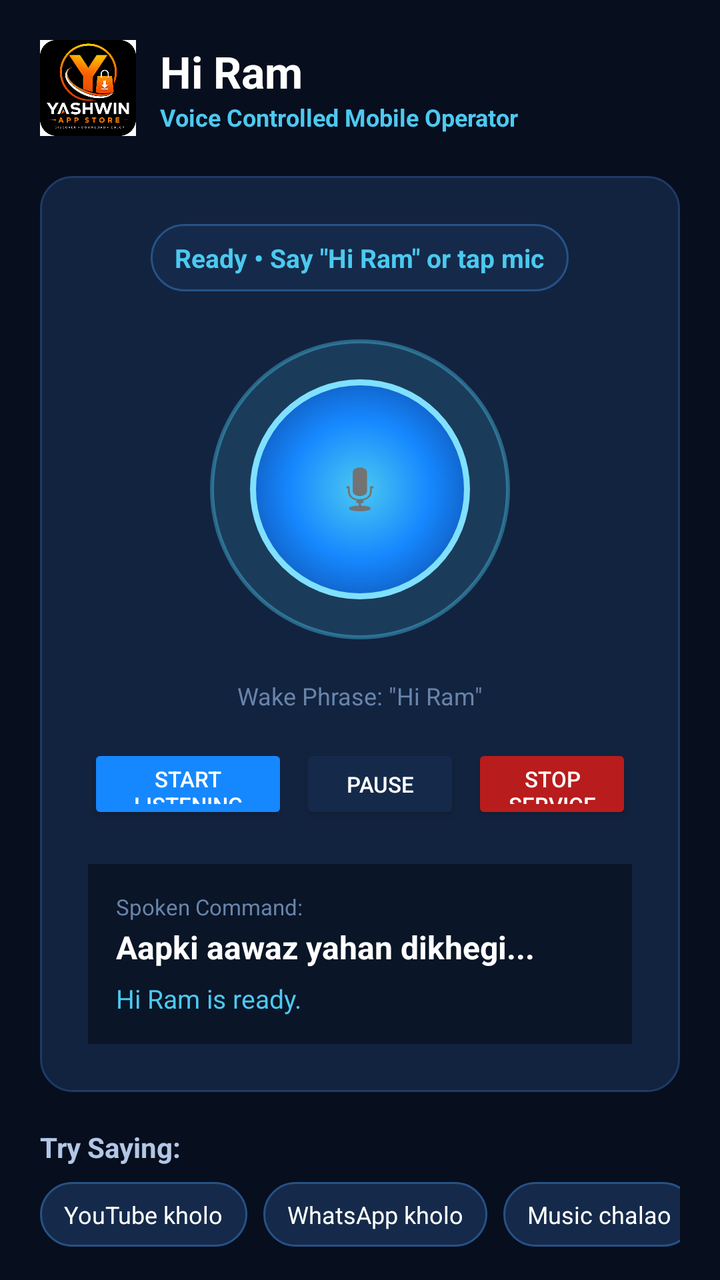
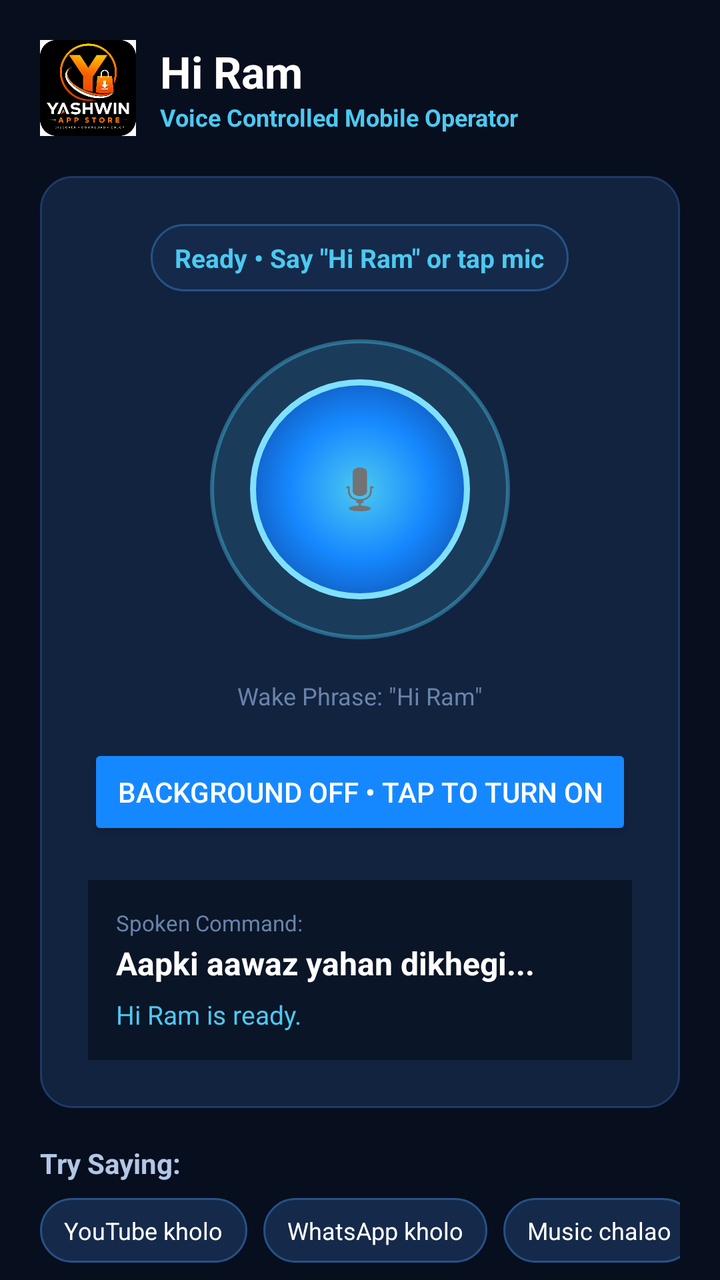

Two renders of the same Android screen: before a commit and after it. Below are the layout's source before the change and the commit's diff.
<!-- AndroidManifest.xml: application theme Theme.HiRam -->
<!-- res/layout/activity_main.xml -->
<?xml version="1.0" encoding="utf-8"?>
<androidx.core.widget.NestedScrollView xmlns:android="http://schemas.android.com/apk/res/android"
    xmlns:app="http://schemas.android.com/apk/res-auto"
    android:layout_width="match_parent"
    android:layout_height="match_parent"
    android:background="@color/hiram_bg_dark"
    android:fillViewport="true">

    <LinearLayout
        android:layout_width="match_parent"
        android:layout_height="wrap_content"
        android:orientation="vertical"
        android:padding="20dp">

        
        <LinearLayout
            android:layout_width="match_parent"
            android:layout_height="wrap_content"
            android:orientation="horizontal"
            android:gravity="center_vertical"
            android:layout_marginBottom="20dp">

            <ImageView
                android:id="@+id/imgRobotIcon"
                android:layout_width="48dp"
                android:layout_height="48dp"
                android:src="@drawable/ic_hiram_robot"
                android:contentDescription="@string/app_name"
                android:layout_marginEnd="12dp" />

            <LinearLayout
                android:layout_width="0dp"
                android:layout_height="wrap_content"
                android:layout_weight="1"
                android:orientation="vertical">

                <TextView
                    android:layout_width="wrap_content"
                    android:layout_height="wrap_content"
                    android:text="@string/app_name"
                    android:textColor="@color/hiram_white"
                    android:textSize="22sp"
                    android:textStyle="bold" />

                <TextView
                    android:layout_width="wrap_content"
                    android:layout_height="wrap_content"
                    android:text="@string/app_subtitle"
                    android:textColor="@color/hiram_cyan"
                    android:textSize="12sp"
                    android:textStyle="bold" />
            </LinearLayout>

            
            <Spinner
                android:id="@+id/spinnerLanguage"
                android:layout_width="wrap_content"
                android:layout_height="38dp"
                android:background="@drawable/bg_chip"
                android:dropDownWidth="200dp"
                android:popupBackground="@color/hiram_card_dark"
                android:paddingStart="8dp"
                android:paddingEnd="8dp" />
        </LinearLayout>

        
        <LinearLayout
            android:layout_width="match_parent"
            android:layout_height="wrap_content"
            android:orientation="vertical"
            android:gravity="center"
            android:background="@drawable/bg_card_dark"
            android:padding="24dp"
            android:layout_marginBottom="18dp">

            
            <TextView
                android:id="@+id/txtStatus"
                android:layout_width="wrap_content"
                android:layout_height="wrap_content"
                android:text="@string/status_ready"
                android:textColor="@color/hiram_cyan"
                android:textSize="13sp"
                android:textStyle="bold"
                android:background="@drawable/bg_chip"
                android:gravity="center"
                android:layout_marginBottom="24dp" />

            
            <FrameLayout
                android:layout_width="150dp"
                android:layout_height="150dp"
                android:layout_marginBottom="20dp">

                
                <View
                    android:id="@+id/viewMicRing"
                    android:layout_width="150dp"
                    android:layout_height="150dp"
                    android:background="@drawable/bg_mic_glow_ring" />

                
                <ImageButton
                    android:id="@+id/btnMic"
                    android:layout_width="110dp"
                    android:layout_height="110dp"
                    android:layout_gravity="center"
                    android:background="@drawable/bg_mic_button"
                    android:src="@android:drawable/ic_btn_speak_now"
                    android:contentDescription="@string/mic_description"
                    android:scaleType="centerInside"
                    app:tint="@color/hiram_white" />
            </FrameLayout>

            <TextView
                android:layout_width="wrap_content"
                android:layout_height="wrap_content"
                android:text="Wake Phrase: &quot;Hi Ram&quot;"
                android:textColor="@color/hiram_text_muted"
                android:textSize="12sp"
                android:layout_marginBottom="16dp" />

            
            <LinearLayout
                android:layout_width="match_parent"
                android:layout_height="wrap_content"
                android:orientation="horizontal"
                android:gravity="center"
                android:layout_marginBottom="14dp">

                <Button
                    android:id="@+id/btnStartService"
                    android:layout_width="0dp"
                    android:layout_height="40dp"
                    android:layout_weight="1"
                    android:text="@string/btn_start_listening"
                    android:textColor="@color/hiram_white"
                    android:textSize="11sp"
                    android:backgroundTint="@color/hiram_blue_accent"
                    android:layout_marginEnd="6dp" />

                <Button
                    android:id="@+id/btnPauseService"
                    android:layout_width="0dp"
                    android:layout_height="40dp"
                    android:layout_weight="0.8"
                    android:text="@string/btn_pause_listening"
                    android:textColor="@color/hiram_white"
                    android:textSize="11sp"
                    android:backgroundTint="@color/hiram_chip_bg"
                    android:layout_marginEnd="6dp" />

                <Button
                    android:id="@+id/btnStopService"
                    android:layout_width="0dp"
                    android:layout_height="40dp"
                    android:layout_weight="0.8"
                    android:text="@string/btn_stop_listening"
                    android:textColor="@color/hiram_white"
                    android:textSize="11sp"
                    android:backgroundTint="#B91C1C" />
            </LinearLayout>

            
            <LinearLayout
                android:layout_width="match_parent"
                android:layout_height="wrap_content"
                android:orientation="vertical"
                android:background="#0A1527"
                android:padding="14dp"
                android:layout_marginTop="6dp">

                <TextView
                    android:layout_width="wrap_content"
                    android:layout_height="wrap_content"
                    android:text="Spoken Command:"
                    android:textColor="@color/hiram_text_muted"
                    android:textSize="11sp" />

                <TextView
                    android:id="@+id/txtResult"
                    android:layout_width="match_parent"
                    android:layout_height="wrap_content"
                    android:text="Aapki aawaz yahan dikhegi..."
                    android:textColor="@color/hiram_white"
                    android:textSize="16sp"
                    android:textStyle="bold"
                    android:layout_marginTop="2dp"
                    android:layout_marginBottom="6dp" />

                <TextView
                    android:id="@+id/txtFeedback"
                    android:layout_width="match_parent"
                    android:layout_height="wrap_content"
                    android:text="Hi Ram is ready."
                    android:textColor="@color/hiram_cyan"
                    android:textSize="13sp" />
            </LinearLayout>
        </LinearLayout>

        
        <TextView
            android:layout_width="wrap_content"
            android:layout_height="wrap_content"
            android:text="Try Saying:"
            android:textColor="@color/hiram_text_secondary"
            android:textSize="14sp"
            android:textStyle="bold"
            android:layout_marginBottom="8dp" />

        <HorizontalScrollView
            android:layout_width="match_parent"
            android:layout_height="wrap_content"
            android:scrollbars="none"
            android:layout_marginBottom="20dp">

            <LinearLayout
                android:layout_width="wrap_content"
                android:layout_height="wrap_content"
                android:orientation="horizontal">

                <TextView
                    android:id="@+id/chipYoutube"
                    android:layout_width="wrap_content"
                    android:layout_height="wrap_content"
                    android:text="@string/chip_youtube"
                    android:textColor="@color/hiram_white"
                    android:textSize="12sp"
                    android:background="@drawable/bg_chip"
                    android:layout_marginEnd="8dp" />

                <TextView
                    android:id="@+id/chipWhatsapp"
                    android:layout_width="wrap_content"
                    android:layout_height="wrap_content"
                    android:text="@string/chip_whatsapp"
                    android:textColor="@color/hiram_white"
                    android:textSize="12sp"
                    android:background="@drawable/bg_chip"
                    android:layout_marginEnd="8dp" />

                <TextView
                    android:id="@+id/chipMusic"
                    android:layout_width="wrap_content"
                    android:layout_height="wrap_content"
                    android:text="@string/chip_music"
                    android:textColor="@color/hiram_white"
                    android:textSize="12sp"
                    android:background="@drawable/bg_chip"
                    android:layout_marginEnd="8dp" />

                <TextView
                    android:id="@+id/chipBattery"
                    android:layout_width="wrap_content"
                    android:layout_height="wrap_content"
                    android:text="@string/chip_battery"
                    android:textColor="@color/hiram_white"
                    android:textSize="12sp"
                    android:background="@drawable/bg_chip"
                    android:layout_marginEnd="8dp" />

                <TextView
                    android:id="@+id/chipTorch"
                    android:layout_width="wrap_content"
                    android:layout_height="wrap_content"
                    android:text="@string/chip_torch_on"
                    android:textColor="@color/hiram_white"
                    android:textSize="12sp"
                    android:background="@drawable/bg_chip"
                    android:layout_marginEnd="8dp" />

                <TextView
                    android:id="@+id/chipHome"
                    android:layout_width="wrap_content"
                    android:layout_height="wrap_content"
                    android:text="@string/chip_home"
                    android:textColor="@color/hiram_white"
                    android:textSize="12sp"
                    android:background="@drawable/bg_chip"
                    android:layout_marginEnd="8dp" />

                <TextView
                    android:id="@+id/chipVolume"
                    android:layout_width="wrap_content"
                    android:layout_height="wrap_content"
                    android:text="@string/chip_volume_up"
                    android:textColor="@color/hiram_white"
                    android:textSize="12sp"
                    android:background="@drawable/bg_chip" />
            </LinearLayout>
        </HorizontalScrollView>

        
        <LinearLayout
            android:layout_width="match_parent"
            android:layout_height="wrap_content"
            android:orientation="vertical"
            android:background="@drawable/bg_card_dark"
            android:padding="16dp"
            android:layout_marginBottom="18dp">

            <LinearLayout
                android:layout_width="match_parent"
                android:layout_height="wrap_content"
                android:orientation="horizontal"
                android:gravity="center_vertical"
                android:layout_marginBottom="6dp">

                <TextView
                    android:layout_width="0dp"
                    android:layout_height="wrap_content"
                    android:layout_weight="1"
                    android:text="@string/accessibility_title"
                    android:textColor="@color/hiram_white"
                    android:textSize="15sp"
                    android:textStyle="bold" />

                <TextView
                    android:id="@+id/txtAccessibilityBadge"
                    android:layout_width="wrap_content"
                    android:layout_height="wrap_content"
                    android:text="INACTIVE"
                    android:textColor="@color/hiram_amber"
                    android:textSize="11sp"
                    android:textStyle="bold"
                    android:paddingStart="8dp"
                    android:paddingEnd="8dp"
                    android:paddingTop="3dp"
                    android:paddingBottom="3dp"
                    android:background="@drawable/bg_chip" />
            </LinearLayout>

            <TextView
                android:layout_width="match_parent"
                android:layout_height="wrap_content"
                android:text="@string/accessibility_why_needed"
                android:textColor="@color/hiram_text_secondary"
                android:textSize="12sp"
                android:layout_marginBottom="12dp" />

            <Button
                android:id="@+id/btnOpenAccessibility"
                android:layout_width="match_parent"
                android:layout_height="42dp"
                android:text="@string/accessibility_enable_btn"
                android:textColor="@color/hiram_white"
                android:textSize="12sp"
                android:backgroundTint="@color/hiram_card_stroke" />
        </LinearLayout>

        
        <LinearLayout
            android:layout_width="match_parent"
            android:layout_height="wrap_content"
            android:orientation="vertical"
            android:background="@drawable/bg_card_dark"
            android:padding="16dp"
            android:layout_marginBottom="18dp">

            <TextView
                android:layout_width="wrap_content"
                android:layout_height="wrap_content"
                android:text="Permissions Status"
                android:textColor="@color/hiram_white"
                android:textSize="15sp"
                android:textStyle="bold"
                android:layout_marginBottom="10dp" />

            <LinearLayout
                android:layout_width="match_parent"
                android:layout_height="wrap_content"
                android:orientation="horizontal"
                android:gravity="center_vertical"
                android:layout_marginBottom="6dp">
                <TextView
                    android:id="@+id/iconPermAudio"
                    android:layout_width="20dp"
                    android:layout_height="wrap_content"
                    android:text="✓"
                    android:textColor="@color/hiram_green"
                    android:textStyle="bold" />
                <TextView
                    android:layout_width="0dp"
                    android:layout_height="wrap_content"
                    android:layout_weight="1"
                    android:text="Microphone (Audio)"
                    android:textColor="@color/hiram_text_primary"
                    android:textSize="13sp" />
                <Button
                    android:id="@+id/btnGrantAudio"
                    android:layout_width="wrap_content"
                    android:layout_height="36dp"
                    android:text="Grant"
                    android:textSize="11sp"
                    android:visibility="gone"
                    android:backgroundTint="@color/hiram_blue_accent" />
            </LinearLayout>

            <LinearLayout
                android:layout_width="match_parent"
                android:layout_height="wrap_content"
                android:orientation="horizontal"
                android:gravity="center_vertical"
                android:layout_marginBottom="6dp">
                <TextView
                    android:id="@+id/iconPermContacts"
                    android:layout_width="20dp"
                    android:layout_height="wrap_content"
                    android:text="✓"
                    android:textColor="@color/hiram_green"
                    android:textStyle="bold" />
                <TextView
                    android:layout_width="0dp"
                    android:layout_height="wrap_content"
                    android:layout_weight="1"
                    android:text="Contacts"
                    android:textColor="@color/hiram_text_primary"
                    android:textSize="13sp" />
                <Button
                    android:id="@+id/btnGrantContacts"
                    android:layout_width="wrap_content"
                    android:layout_height="36dp"
                    android:text="Grant"
                    android:textSize="11sp"
                    android:visibility="gone"
                    android:backgroundTint="@color/hiram_blue_accent" />
            </LinearLayout>

            <LinearLayout
                android:layout_width="match_parent"
                android:layout_height="wrap_content"
                android:orientation="horizontal"
                android:gravity="center_vertical">
                <TextView
                    android:id="@+id/iconPermCamera"
                    android:layout_width="20dp"
                    android:layout_height="wrap_content"
                    android:text="✓"
                    android:textColor="@color/hiram_green"
                    android:textStyle="bold" />
                <TextView
                    android:layout_width="0dp"
                    android:layout_height="wrap_content"
                    android:layout_weight="1"
                    android:text="Camera &amp; Flashlight"
                    android:textColor="@color/hiram_text_primary"
                    android:textSize="13sp" />
                <Button
                    android:id="@+id/btnGrantCamera"
                    android:layout_width="wrap_content"
                    android:layout_height="36dp"
                    android:text="Grant"
                    android:textSize="11sp"
                    android:visibility="gone"
                    android:backgroundTint="@color/hiram_blue_accent" />
            </LinearLayout>
        </LinearLayout>

        
        <TextView
            android:layout_width="wrap_content"
            android:layout_height="wrap_content"
            android:text="Recent Commands"
            android:textColor="@color/hiram_white"
            android:textSize="16sp"
            android:textStyle="bold"
            android:layout_marginBottom="10dp" />

        <androidx.recyclerview.widget.RecyclerView
            android:id="@+id/recyclerHistory"
            android:layout_width="match_parent"
            android:layout_height="wrap_content"
            android:nestedScrollingEnabled="false" />

    </LinearLayout>
</androidx.core.widget.NestedScrollView>
<!-- resources referenced by this layout -->
<resources>
  <color name="hiram_amber">#F59E0B</color>
  <color name="hiram_bg_dark">#070E1E</color>
  <color name="hiram_blue_accent">#1688FF</color>
  <color name="hiram_card_dark">#12233F</color>
  <color name="hiram_card_stroke">#1F3A66</color>
  <color name="hiram_chip_bg">#152A4A</color>
  <color name="hiram_cyan">#4CC9F0</color>
  <color name="hiram_green">#10B981</color>
  <color name="hiram_text_muted">#6884AB</color>
  <color name="hiram_text_primary">#F8FAFC</color>
  <color name="hiram_text_secondary">#B2C7E5</color>
  <color name="hiram_white">#FFFFFF</color>
  <!-- drawable bg_card_dark (drawable) -->
  <?xml version="1.0" encoding="utf-8"?>
  <shape xmlns:android="http://schemas.android.com/apk/res/android"
      android:shape="rectangle">
      <solid android:color="@color/hiram_card_dark" />
      <corners android:radius="16dp" />
      <stroke
          android:width="1dp"
          android:color="@color/hiram_card_stroke" />
  </shape>
  <!-- drawable bg_chip (drawable) -->
  <?xml version="1.0" encoding="utf-8"?>
  <shape xmlns:android="http://schemas.android.com/apk/res/android"
      android:shape="rectangle">
      <solid android:color="@color/hiram_chip_bg" />
      <corners android:radius="20dp" />
      <stroke
          android:width="1dp"
          android:color="#265287" />
      <padding
          android:left="12dp"
          android:top="8dp"
          android:right="12dp"
          android:bottom="8dp" />
  </shape>
  <!-- drawable bg_mic_button (drawable) -->
  <?xml version="1.0" encoding="utf-8"?>
  <shape xmlns:android="http://schemas.android.com/apk/res/android"
      android:shape="oval">
      <gradient
          android:type="radial"
          android:gradientRadius="70dp"
          android:startColor="#4CC9F0"
          android:centerColor="#1688FF"
          android:endColor="#0D47A1" />
      <stroke
          android:width="3dp"
          android:color="#80E0FF" />
  </shape>
  <!-- drawable bg_mic_glow_ring (drawable) -->
  <?xml version="1.0" encoding="utf-8"?>
  <shape xmlns:android="http://schemas.android.com/apk/res/android"
      android:shape="oval">
      <solid android:color="#264CC9F0" />
      <stroke
          android:width="2dp"
          android:color="#664CC9F0" />
  </shape>
  <!-- drawable ic_hiram_robot: png bitmap (drawable, 220942 bytes) -->
  <string name="accessibility_enable_btn">Open Accessibility Settings</string>
  <string name="accessibility_title">Android Accessibility Service</string>
  <string name="accessibility_why_needed">Accessibility permission is needed to navigate Home, Back, open Notifications, and tap screen elements upon your voice command. Hi Ram never collects passwords or monitors your private information.</string>
  <string name="app_name">Hi Ram</string>
  <string name="app_subtitle">Voice Controlled Mobile Operator</string>
  <string name="btn_pause_listening">Pause</string>
  <string name="btn_start_listening">Start Listening</string>
  <string name="btn_stop_listening">Stop Service</string>
  <string name="chip_battery">Battery kitni hai?</string>
  <string name="chip_home">Home screen par jao</string>
  <string name="chip_music">Music chalao</string>
  <string name="chip_torch_on">Flashlight on karo</string>
  <string name="chip_volume_up">Volume badhao</string>
  <string name="chip_whatsapp">WhatsApp kholo</string>
  <string name="chip_youtube">YouTube kholo</string>
  <string name="mic_description">Hi Ram voice microphone</string>
  <string name="status_ready">Ready • Say \"Hi Ram\" or tap mic</string>
  <style name="Theme.HiRam" parent="Theme.AppCompat.DayNight.NoActionBar">
          <item name="colorPrimary">#0B132B</item>
          <item name="colorPrimaryDark">#0B132B</item>
          <item name="colorAccent">#4CC9F0</item>
          <item name="android:statusBarColor">#0B132B</item>
          <item name="android:navigationBarColor">#0B132B</item>
          <item name="android:windowLightStatusBar">false</item>
      </style>
</resources>

<!-- the commit's change to res/layout/activity_main.xml (unified diff, before → after) -->
@@ -129,36 +129,13 @@
                 android:layout_marginBottom="14dp">
 
                 <Button
-                    android:id="@+id/btnStartService"
-                    android:layout_width="0dp"
-                    android:layout_height="40dp"
-                    android:layout_weight="1"
-                    android:text="@string/btn_start_listening"
-                    android:textColor="@color/hiram_white"
-                    android:textSize="11sp"
-                    android:backgroundTint="@color/hiram_blue_accent"
-                    android:layout_marginEnd="6dp" />
-
-                <Button
-                    android:id="@+id/btnPauseService"
-                    android:layout_width="0dp"
-                    android:layout_height="40dp"
-                    android:layout_weight="0.8"
-                    android:text="@string/btn_pause_listening"
-                    android:textColor="@color/hiram_white"
-                    android:textSize="11sp"
-                    android:backgroundTint="@color/hiram_chip_bg"
-                    android:layout_marginEnd="6dp" />
-
-                <Button
-                    android:id="@+id/btnStopService"
-                    android:layout_width="0dp"
-                    android:layout_height="40dp"
-                    android:layout_weight="0.8"
-                    android:text="@string/btn_stop_listening"
-                    android:textColor="@color/hiram_white"
-                    android:textSize="11sp"
-                    android:backgroundTint="#B91C1C" />
+    android:id="@+id/btnToggleService"
+    android:layout_width="match_parent"
+    android:layout_height="48dp"
+    android:text="Background OFF • Tap to turn ON"
+    android:textColor="@color/hiram_white"
+    android:textSize="14sp"
+    android:backgroundTint="@color/hiram_blue_accent" />
             </LinearLayout>
 
             
<!-- resource entries referenced after the edit -->
@@ -66,9 +66,6 @@
   <string name="accessibility_why_needed">Accessibility permission is needed to navigate Home, Back, open Notifications, and tap screen elements upon your voice command. Hi Ram never collects passwords or monitors your private information.</string>
   <string name="app_name">Hi Ram</string>
   <string name="app_subtitle">Voice Controlled Mobile Operator</string>
-  <string name="btn_pause_listening">Pause</string>
-  <string name="btn_start_listening">Start Listening</string>
-  <string name="btn_stop_listening">Stop Service</string>
   <string name="chip_battery">Battery kitni hai?</string>
   <string name="chip_home">Home screen par jao</string>
   <string name="chip_music">Music chalao</string>
